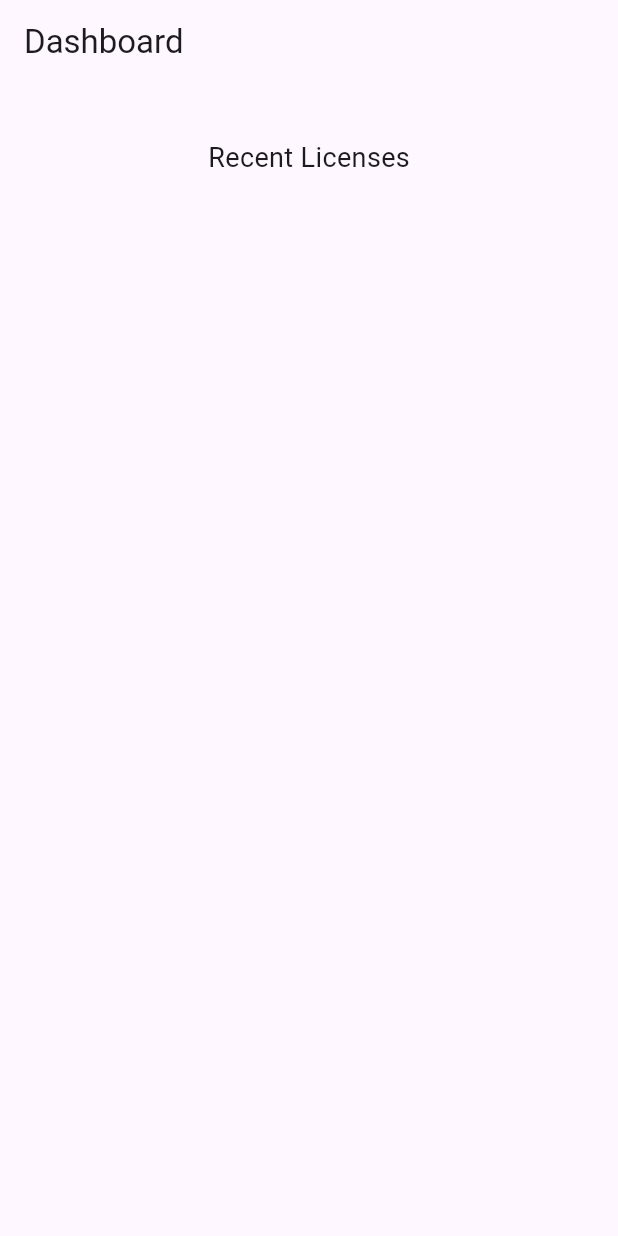
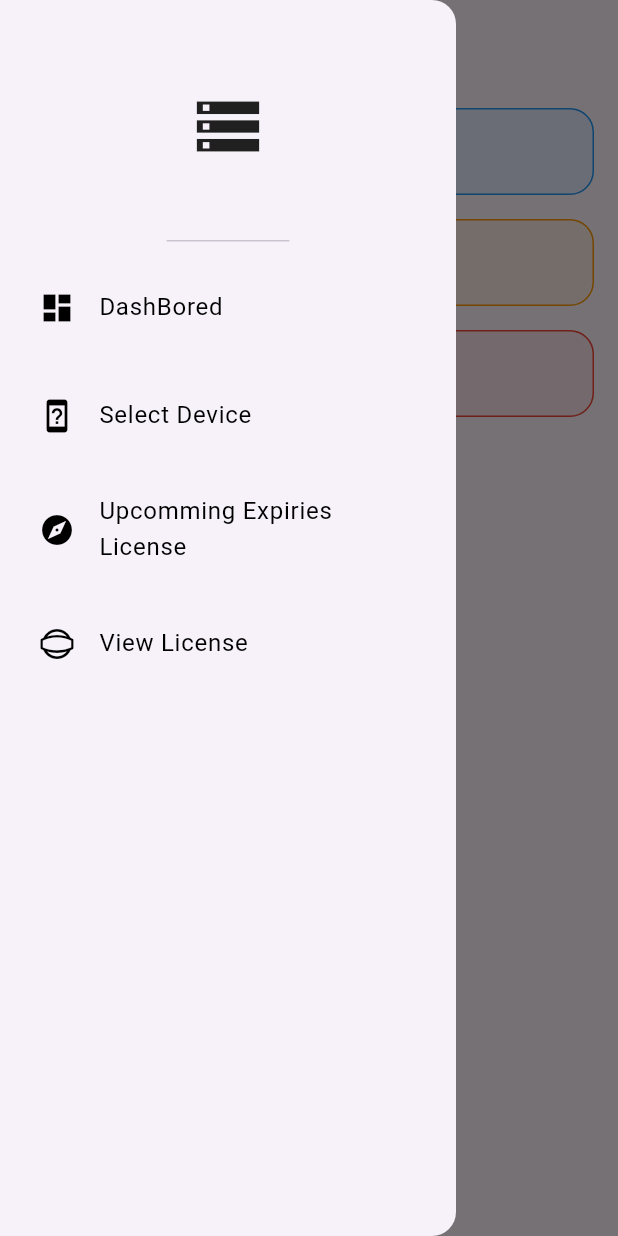
Before and after one commit to mohamedamine-code/chech_Licence_Flutter, a Flutter app: the screen it shows after launch, with the side drawer open (before the commit the screen has no drawer), on a phone screen of 412 x 824 dp. Run offline on Flutter 3.47's test engine with Material 3 defaults, Android fonts, the phone set to English and light mode, and no system bars.

```diff
--- /dev/null
+++ b/lib/Component/Container.dart
@@ -0,0 +1,43 @@
+import 'package:flutter/material.dart';
+
+class MyContainer extends StatelessWidget {
+  final String data;
+  final IconData? icon;
+  final Color? color;
+  double? width;
+
+  MyContainer({
+    super.key,
+    required this.data,
+    this.icon,
+    this.color,
+    this.width,
+  });
+
+  @override
+  Widget build(BuildContext context) {
+
+    return Container(
+      width: width,
+      padding: const EdgeInsets.all(16),
+      decoration: BoxDecoration(
+        color: color?.withValues(alpha: 0.1) ?? Colors.grey[200],
+        borderRadius: BorderRadius.circular(16),
+        border: Border.all(color: color ?? Colors.grey),
+      ),
+      child: Row(
+        children: [
+            Icon(icon, color: color ?? Colors.grey),
+          Text(
+            data,
+            style: TextStyle(
+              fontSize: 16,
+              fontWeight: FontWeight.w600,
+              color: color ?? Colors.black87,
+            ),
+          ),
+        ],
+      ),
+    );
+  }
+}
--- /dev/null
+++ b/lib/Component/Drawer.dart
@@ -0,0 +1,49 @@
+import 'package:check_license/Component/MyListTile.dart';
+import 'package:flutter/material.dart';
+
+class MyDrawer extends StatelessWidget {
+  const MyDrawer({super.key});
+
+  @override
+  Widget build(BuildContext context) {
+    return Drawer(
+      child: Column(
+        children: [
+          DrawerHeader(child:
+            Icon(Icons.storage,size: 50,),
+          ),
+          MyListTile(
+            data: "DashBored",
+            icon: Icons.dashboard,
+            onTap: () {
+              Navigator.pushNamed(context, '/');
+
+            },
+          ),
+          MyListTile(
+            data: "Select Device",
+            icon: Icons.device_unknown,
+            onTap: () {
+
+              Navigator.pushNamed(context, '/SelectDevice');
+            },
+          ),
+          MyListTile(
+            data: "Upcomming Expiries License",
+            icon: Icons.explore,
+            onTap: () {
+              Navigator.pushNamed(context, '/UpCommingExpiries');
+            },
+          ),
+          MyListTile(
+            data: "View License",
+            icon: Icons.panorama_photosphere,
+            onTap: () {
+              Navigator.pushNamed(context, '/ViewLicense');
+            },
+          ),
+        ],
+      ),
+    );
+  }
+}
--- /dev/null
+++ b/lib/Component/MyListTile.dart
@@ -0,0 +1,22 @@
+import 'package:flutter/material.dart';
+
+class MyListTile extends StatelessWidget {
+  String data;
+  IconData icon;
+  VoidCallback onTap;
+  MyListTile({required this.data,required this.icon,required this.onTap});
+
+  @override
+  Widget build(BuildContext context) {
+    return Padding(
+      padding: const EdgeInsets.symmetric(vertical: 8.0,horizontal: 10),
+      child: ListTile(
+        onTap: (){
+          onTap();
+        },
+        title: Text(data,style:TextStyle(color:Colors.black,),),
+        leading: Icon(icon,color:Colors.black,),
+      ),
+    );
+  }
+}
--- a/lib/main.dart
+++ b/lib/main.dart
@@ -1,4 +1,7 @@
-import 'package:check_license/pages/HomePage.dart';
+import 'package:check_license/pages/DashBored.dart';
+import 'package:check_license/pages/SelectDevices.dart';
+import 'package:check_license/pages/UpcommingExpiries.dart';
+import 'package:check_license/pages/ViewLicense.dart';
 import 'package:flutter/material.dart';
 
 void main() {
@@ -7,12 +10,16 @@ void main() {
 
 class MyApp extends StatelessWidget {
   const MyApp({super.key});
-
-  // This widget is the root of your application.
   @override
   Widget build(BuildContext context) {
     return MaterialApp(
-      home: Homepage(),
+      initialRoute: '/',
+      routes: {
+        '/':(context)=> Dashboard(),
+        '/SelectDevice':(context)=>Selectdevices(),
+        '/UpCommingExpiries':(context)=> Upcommingexpiries(),
+        '/ViewLicense':(context)=> Viewlicense(),
+      },
     );
   }
 }
--- /dev/null
+++ b/lib/pages/DashBored.dart
@@ -0,0 +1,51 @@
+import 'package:check_license/Component/Drawer.dart';
+import 'package:flutter/material.dart';
+import 'package:check_license/Component/Container.dart';
+
+class Dashboard extends StatelessWidget {
+  const Dashboard({super.key});
+
+  @override
+  Widget build(BuildContext context) {
+    return Scaffold(
+      drawer: MyDrawer(),
+      appBar:  AppBar(
+        title: const Text("Dashboard"),
+        centerTitle: true,
+        elevation: 0,
+
+      ),
+      body: SingleChildScrollView(
+        padding: const EdgeInsets.all(16.0),
+        child: Column(
+          children: [
+            MyContainer(
+              data: "Total Licenses: 22",
+              icon: Icons.description,
+              color: Colors.blue,
+            ),
+            const SizedBox(height: 16),
+            Column(
+              // mainAxisAlignment: MainAxisAlignment.spaceBetween,
+              children: [
+                MyContainer(
+
+                  data: "Expiring Soon: 2",
+                  icon: Icons.warning_amber_rounded,
+                  color: Colors.orange,
+                ),
+                const SizedBox(height: 16),
+                MyContainer(
+                  data: "Expired: 1",
+                  icon: Icons.cancel,
+                  color: Colors.red,
+                ),
+                const SizedBox(height: 16),
+              ],
+            ),
+          ],
+        ),
+      ),
+    );
+  }
+}
--- a/lib/pages/HomePage.dart
+++ /dev/null
@@ -1,30 +0,0 @@
-import 'package:flutter/material.dart';
-
-class Homepage extends StatelessWidget {
-  const Homepage({super.key});
-
-  @override
-  Widget build(BuildContext context) {
-    return Scaffold(
-  appBar: AppBar(title: Text('Dashboard')),
-  // drawer: MyDrawer(), // Your custom drawer
-  body: Padding(
-    padding: EdgeInsets.all(16),
-    child: Column(
-      children: [
-        Row(
-          mainAxisAlignment: MainAxisAlignment.spaceEvenly,
-          children: [
-            // SummaryCard(title: 'Total Licenses', count: 15, color: Colors.blue),
-            // SummaryCard(title: 'Expiring Soon', count: 3, color: Colors.red),
-          ],
-        ),
-        SizedBox(height: 20),
-        Text('Recent Licenses', style: TextStyle(fontSize: 18)),
-        // Expanded(child: LicenseList()), // Recent 5 licenses
-      ],
-    ),
-  ),
-);
-  }
-}
--- /dev/null
+++ b/lib/pages/SelectDevices.dart
@@ -0,0 +1,17 @@
+import 'package:check_license/Component/Drawer.dart';
+import 'package:flutter/material.dart';
+
+class Selectdevices extends StatelessWidget {
+  const Selectdevices({super.key});
+
+  @override
+  Widget build(BuildContext context) {
+    return Scaffold(
+      appBar: AppBar(
+        title: Text("Select devices"),
+        centerTitle: true,
+      ),
+      drawer: MyDrawer(),
+    );
+  }
+}
--- /dev/null
+++ b/lib/pages/UpcommingExpiries.dart
@@ -0,0 +1,17 @@
+import 'package:check_license/Component/Drawer.dart';
+import 'package:flutter/material.dart';
+
+class Upcommingexpiries extends StatelessWidget {
+  const Upcommingexpiries({super.key});
+
+  @override
+  Widget build(BuildContext context) {
+    return Scaffold(
+      appBar: AppBar(
+        title: Text("Upcomming expiries"),
+        centerTitle: true,
+      ),
+      drawer: MyDrawer(),
+    );
+  }
+}
--- /dev/null
+++ b/lib/pages/ViewLicense.dart
@@ -0,0 +1,17 @@
+import 'package:check_license/Component/Drawer.dart';
+import 'package:flutter/material.dart';
+
+class Viewlicense extends StatelessWidget {
+  const Viewlicense({super.key});
+
+  @override
+  Widget build(BuildContext context) {
+    return Scaffold(
+      appBar: AppBar(
+        title: Text("View license"),
+        centerTitle: true,
+      ),
+      drawer: MyDrawer(),
+    );
+  }
+}
```
